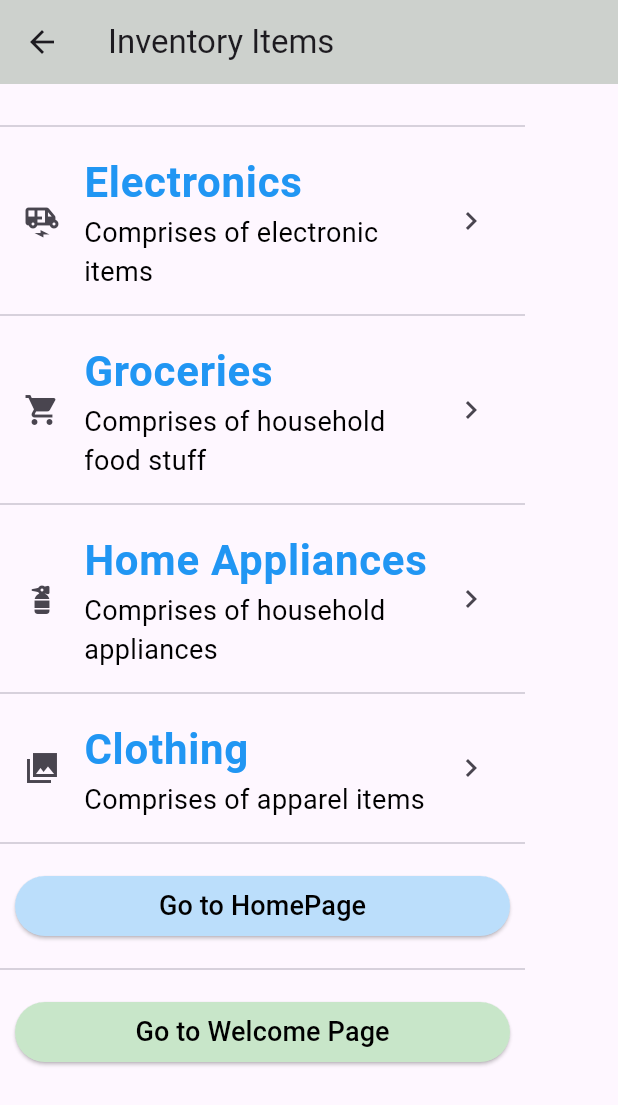
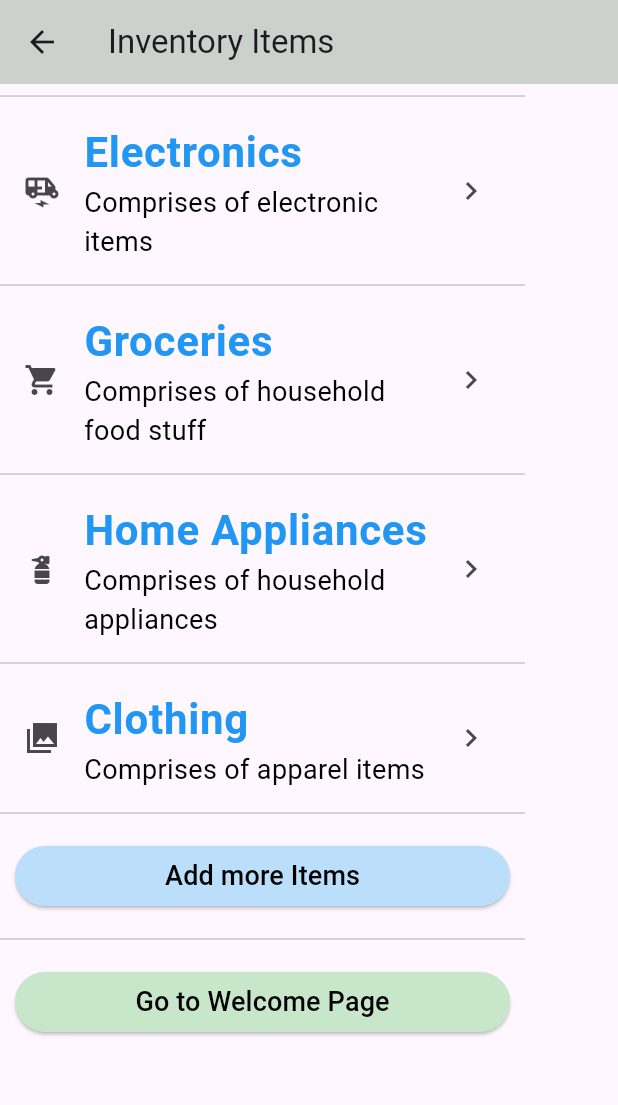
Before and after one commit to ogiki477/inventory_management_system, a Flutter app: the screen it shows after launch, after a tap on "Go to Inventory List", on a phone screen of 412 x 824 dp. Shown: the top 1105 px of the screen. Run offline on Flutter 3.47's test engine with Material 3 defaults, Android fonts, the phone set to English and light mode, and no system bars; our stand-ins replace flutter_dotenv, flutter_form_builder.

Commit message:
more changes

```diff
--- a/lib/Screens/homescreen.dart
+++ b/lib/Screens/homescreen.dart
@@ -1,16 +1,17 @@
 import 'package:flutter/material.dart';
 import 'package:flutter/widgets.dart';
+import 'package:inventory_management_system/Screens/counterscreen.dart';
 
 class HomeScreen extends StatelessWidget {
   const HomeScreen({super.key});
   @override
   build(context) {
     return Scaffold(
-      // appBar: AppBar(
-      //   title: const Text("HomePage"),
-      //   backgroundColor: const Color.fromARGB(255, 205, 209, 205),
-      //   elevation: 20,
-      // ),
+      appBar: AppBar(
+        title: const Text("HomePage"),
+        backgroundColor: const Color.fromARGB(255, 205, 209, 205),
+        elevation: 20,
+      ),
       body: Column(
         children: [
           const Card(
@@ -53,6 +54,22 @@ class HomeScreen extends StatelessWidget {
                       ),
                     )),
               ),
+              Row(
+                mainAxisAlignment: MainAxisAlignment.end,
+                children: [
+                  FloatingActionButton(
+                    onPressed: () {
+                      Navigator.push(
+                        context,
+                        MaterialPageRoute(
+                            builder: (context) => const CounterScreen()),
+                      );
+                    },
+                    backgroundColor: Colors.blue,
+                    child: Text("Counter"),
+                  ),
+                ],
+              )
             ],
           ),
         ],
--- a/lib/Screens/inventoryscreen.dart
+++ b/lib/Screens/inventoryscreen.dart
@@ -1,11 +1,18 @@
 import 'package:flutter/material.dart';
+import 'package:flutter_form_builder/flutter_form_builder.dart';
 import 'package:inventory_management_system/Screens/DetailScreens/clothingscreen.dart';
 import 'package:inventory_management_system/Screens/DetailScreens/electronicscreen.dart';
 import 'package:inventory_management_system/Screens/DetailScreens/groceryscreen.dart';
 import 'package:inventory_management_system/Screens/DetailScreens/homeappliancescreen.dart';
 
-class InventoryScreen extends StatelessWidget {
+class InventoryScreen extends StatefulWidget {
   const InventoryScreen({super.key});
+
+  @override
+  State<InventoryScreen> createState() => _InventoryScreenState();
+}
+
+class _InventoryScreenState extends State<InventoryScreen> {
   @override
   build(context) {
     return Scaffold(
@@ -18,9 +25,6 @@ class InventoryScreen extends StatelessWidget {
         //color: Colors.green,
         child: ListView(
           children: [
-            const SizedBox(
-              height: 20,
-            ),
             const Divider(),
             ListTile(
               title: const Text(
@@ -140,7 +144,7 @@ class InventoryScreen extends StatelessWidget {
                     Navigator.pushNamed(context, '/home');
                   },
                   child: const Text(
-                    "Go to HomePage",
+                    "Add more Items",
                     style: TextStyle(
                       color: Colors.black,
                       fontSize: 18,
--- a/lib/starterpage.dart
+++ b/lib/Screens/starterpage.dart
@@ -1,4 +1,5 @@
 import 'package:flutter/material.dart';
+import 'package:inventory_management_system/Screens/counterscreen.dart';
 import 'package:inventory_management_system/Screens/homescreen.dart';
 import 'package:inventory_management_system/Screens/inventoryscreen.dart';
 import 'package:inventory_management_system/Screens/settingscreen.dart';
@@ -19,22 +20,23 @@ class _StarterPageState extends State<StarterPage> {
     HomeScreen(),
     InventoryScreen(),
     SettingScreen(),
+    CounterScreen(),
   ];
 
   @override
   build(context) {
     return Scaffold(
-      appBar: AppBar(
-        title: Text(
-          widget.title,
-          style: const TextStyle(
-            fontSize: 28,
-            fontWeight: FontWeight.bold,
-          ),
-        ),
-        backgroundColor: Colors.green,
-        elevation: 20,
-      ),
+      // appBar: AppBar(
+      //   title: Text(
+      //     widget.title,
+      //     style: const TextStyle(
+      //       fontSize: 28,
+      //       fontWeight: FontWeight.bold,
+      //     ),
+      //   ),
+      //   backgroundColor: Colors.green,
+      //   elevation: 20,
+      // ),
       body: screens[_currentIndex],
       bottomNavigationBar: BottomNavigationBar(
         currentIndex: _currentIndex,
--- a/lib/main.dart
+++ b/lib/main.dart
@@ -1,12 +1,19 @@
 import 'package:flutter/material.dart';
 import 'package:inventory_management_system/Screens/homescreen.dart';
 import 'package:inventory_management_system/Screens/inventoryscreen.dart';
-import 'package:inventory_management_system/starterpage.dart';
+import 'package:inventory_management_system/Screens/starterpage.dart';
 import 'package:flutter_dotenv/flutter_dotenv.dart';
+import 'package:inventory_management_system/providers/counter_provider.dart';
+import 'package:provider/provider.dart';
 
 void main() async {
   await dotenv.load(fileName: '.env');
-  runApp(const MyApp());
+  runApp(
+    ChangeNotifierProvider(
+      create: (context) => CounterProvider(),
+      child: const MyApp(),
+    ),
+  );
 }
 
 class MyApp extends StatelessWidget {
@@ -20,6 +27,7 @@
         '/home': (context) => const HomeScreen(),
         '/inventory': (context) => const InventoryScreen(),
         '/welcome': (context) => StarterPage('${dotenv.env['APP_NAME']}'),
-        });
+      },
+    );
   }
 }
--- a/pubspec.yaml
+++ b/pubspec.yaml
@@ -36,6 +36,9 @@ dependencies:
   # Use with the CupertinoIcons class for iOS style icons.
   cupertino_icons: ^1.0.6
   flutter_dotenv: ^5.1.0
+  provider: ^6.1.2
+  flutter_riverpod: ^2.5.1
+  flutter_form_builder: ^9.2.1
 
 dev_dependencies:
   flutter_test:
```
Also changed, not shown: lib/Screens/counterscreen.dart (added, +37 -0 lines), lib/Screens/formscreen.dart (added, +21 -0 lines), lib/providers/counter_provider.dart (added, +11 -0 lines), pubspec.lock. Lines whose indentation alone changed are shown as unchanged.
